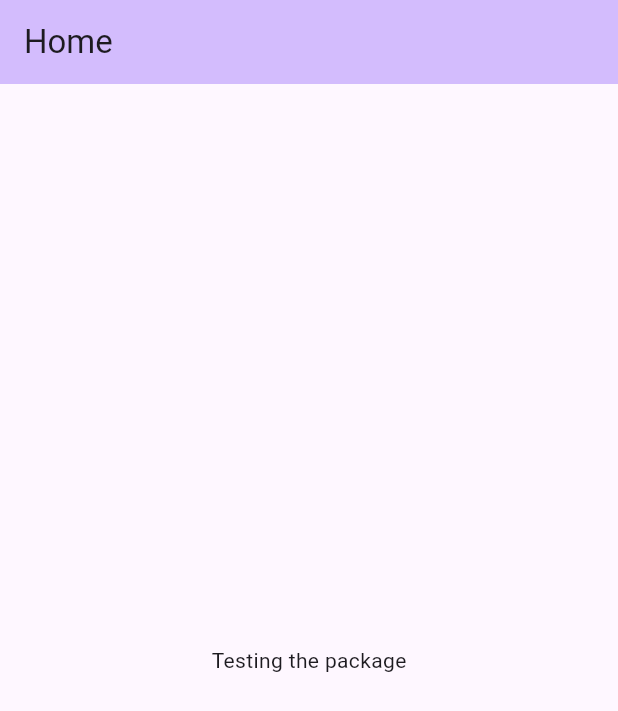
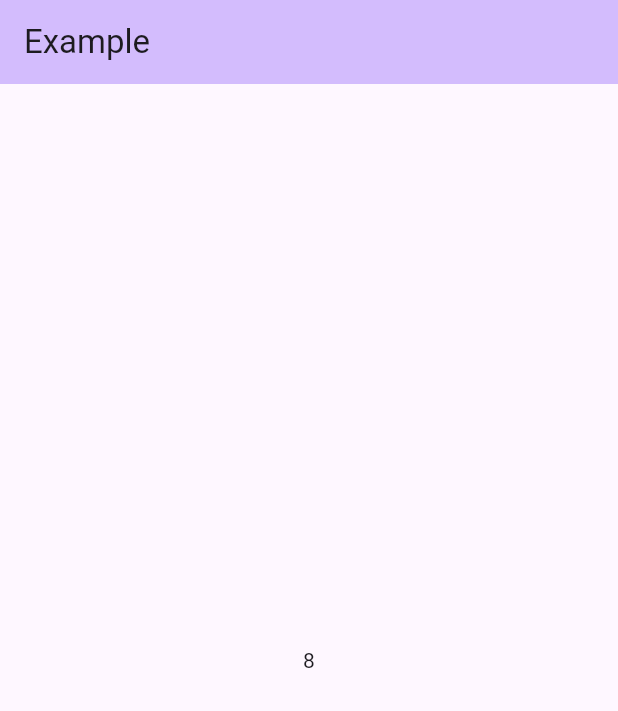
Before and after one commit to imark00/async_overlay, a Flutter app: the screen it shows after launch, on a phone screen of 412 x 824 dp. Shown: the top 711 px of the screen. Run offline on Flutter 3.47's test engine with Material 3 defaults, Android fonts, the phone set to English and light mode, and no system bars.

Commit message:
edited example/pubspec file

```diff
--- a/example/lib/main.dart
+++ b/example/lib/main.dart
@@ -1,3 +1,4 @@
+import 'package:async_overlay/async_overlay.dart';
 import 'package:flutter/material.dart';
 
 void main() {
@@ -17,28 +18,35 @@ class MyApp extends StatelessWidget {
         colorScheme: ColorScheme.fromSeed(seedColor: Colors.deepPurple),
         useMaterial3: true,
       ),
-      home: const MainScreen(),
+      home: const ExampleScreen(),
     );
   }
 }
 
-class MainScreen extends StatefulWidget {
-  const MainScreen({super.key});
+class ExampleScreen extends StatefulWidget {
+  const ExampleScreen({super.key});
 
   @override
-  State<MainScreen> createState() => _MainScreenState();
+  State<ExampleScreen> createState() => _ExampleScreenState();
 }
 
-class _MainScreenState extends State<MainScreen> {
+class _ExampleScreenState extends State<ExampleScreen> {
+  final Calculator _calculator = Calculator();
+
   @override
   Widget build(BuildContext context) {
     return Scaffold(
       appBar: AppBar(
         backgroundColor: Theme.of(context).colorScheme.inversePrimary,
-        title: Text('Home'),
+        title: Text('Example'),
       ),
       body: Center(
-        child: Text('Testing the package'),
+        child: Column(
+          mainAxisAlignment: MainAxisAlignment.center,
+          children: [
+            Text('${_calculator.addOne(7)}'),
+          ],
+        ),
       ),
     );
   }
```
Also changed, not shown: example/pubspec.yaml (+4 -67 lines), example/pubspec.lock.
